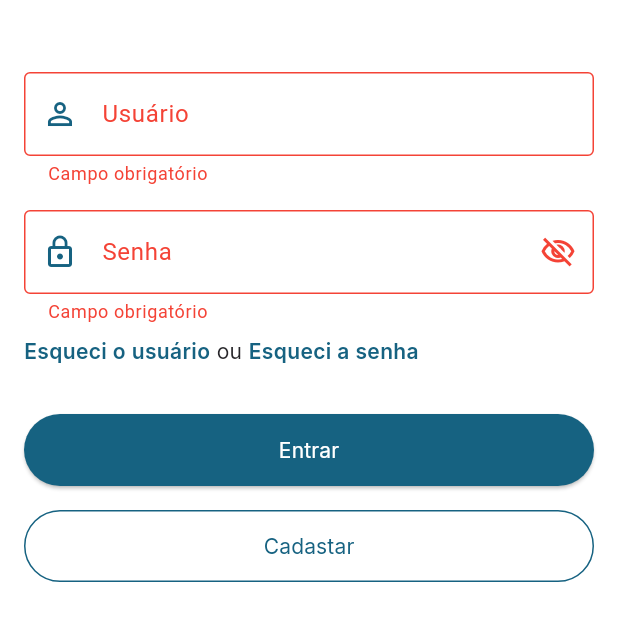
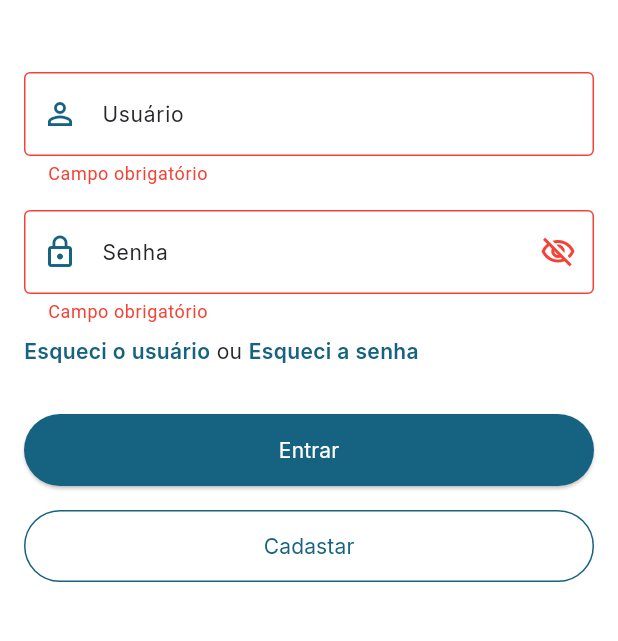
Before and after one commit to nathaliaporcelli/challenge-developer-flutter, a Flutter app: the screen it shows after launch, after a tap on "Entrar", on a phone screen of 412 x 824 dp, the part 558-1199 px from its top. Run offline on Flutter 3.47's test engine with Material 3 defaults, Android fonts, the phone set to English and light mode, and no system bars; our stand-ins replace dio, get_it, go_router, google_fonts.

Commit message:
refactor: context theme extensions

```diff
--- a/lib/src/modules/auth/presenter/pages/widgets/account_recovery_text_widget.dart
+++ b/lib/src/modules/auth/presenter/pages/widgets/account_recovery_text_widget.dart
@@ -1,6 +1,5 @@
+import 'package:design_system/design_system.dart';
 import 'package:flutter/material.dart';
-
-import '../../../../../core/extensions/context_extensions.dart';
 
 class AccountRecoveryText extends StatelessWidget {
   const AccountRecoveryText({super.key});
--- a/lib/src/modules/dashboard/dashboard_page.dart
+++ b/lib/src/modules/dashboard/dashboard_page.dart
@@ -1,6 +1,6 @@
+import 'package:design_system/design_system.dart';
 import 'package:flutter/material.dart';
 
-import '../../core/extensions/context_extensions.dart';
 import 'submodules/menu/presenter/pages/menu_page.dart';
 import 'submodules/menu/presenter/stores/menu_store.dart';
 
--- a/lib/src/modules/dashboard/submodules/menu/presenter/widgets/float_action_add_student_widget.dart
+++ b/lib/src/modules/dashboard/submodules/menu/presenter/widgets/float_action_add_student_widget.dart
@@ -1,6 +1,5 @@
+import 'package:design_system/design_system.dart';
 import 'package:flutter/material.dart';
-
-import '../../../../../../core/extensions/context_extensions.dart';
 
 class FloatActionAddStudent extends StatelessWidget {
   const FloatActionAddStudent({super.key});
--- a/lib/src/modules/dashboard/submodules/menu/presenter/widgets/menu_app_bar.dart
+++ b/lib/src/modules/dashboard/submodules/menu/presenter/widgets/menu_app_bar.dart
@@ -1,6 +1,5 @@
+import 'package:design_system/design_system.dart';
 import 'package:flutter/material.dart';
-
-import '../../../../../../core/extensions/context_extensions.dart';
 
 class MenuAppBar extends StatelessWidget implements PreferredSizeWidget {
   final String title;
--- a/lib/src/modules/dashboard/submodules/menu/presenter/widgets/student_card_widget.dart
+++ b/lib/src/modules/dashboard/submodules/menu/presenter/widgets/student_card_widget.dart
@@ -1,6 +1,6 @@
+import 'package:design_system/design_system.dart';
 import 'package:flutter/material.dart';
 
-import '../../../../../../core/extensions/context_extensions.dart';
 import '../../domain/entities/student_entity.dart';
 
 class StudentCard extends StatelessWidget {
--- a/lib/src/modules/splash/presenter/pages/splash_page.dart
+++ b/lib/src/modules/splash/presenter/pages/splash_page.dart
@@ -14,10 +14,11 @@ class SplashPage extends StatefulWidget {
 class _SplashPageState extends State<SplashPage> {
   @override
   void initState() {
+    super.initState();
+
     Future.delayed(const Duration(seconds: 2), () {
       context.go(Routes.login.path);
     });
-    super.initState();
   }
 
   @override
--- a/packages/design_system/lib/src/common/common.dart
+++ b/packages/design_system/lib/src/common/common.dart
@@ -1,4 +1,5 @@
 export 'constants/cesla_images.dart';
 export 'extensions/cesla_text_styles_extension.dart';
+export 'extensions/context_theme_extensions.dart';
 export 'settings/system_chrome_settings.dart';
 export 'themes/cesla_theme.dart';
--- a/lib/src/core/extensions/context_extensions.dart
+++ b/packages/design_system/lib/src/common/extensions/context_theme_extensions.dart
@@ -1,5 +1,6 @@
-import 'package:design_system/design_system.dart';
 import 'package:flutter/material.dart';
+
+import '../../../design_system.dart';
 
 extension ContextThemeExtension on BuildContext {
   CeslaTextStylesExtension get texts => Theme.of(this).extension<CeslaTextStylesExtension>()!;
--- a/packages/design_system/lib/src/widgets/buttons/cesla_elevated_button_widget.dart
+++ b/packages/design_system/lib/src/widgets/buttons/cesla_elevated_button_widget.dart
@@ -1,7 +1,7 @@
 import 'package:flutter/material.dart';
 
 import '../../common/colors/cesla_color_scheme.dart';
-import '../../common/extensions/cesla_text_styles_extension.dart';
+import '../../common/extensions/context_theme_extensions.dart';
 
 class CeslaElevatedButton extends StatelessWidget {
   final String title;
@@ -27,9 +27,9 @@ class CeslaElevatedButton extends StatelessWidget {
         ),
         child: Text(
           title,
-          style: Theme.of(context).extension<CeslaTextStylesExtension>()!.label.copyWith(
-                color: CeslaThemeColors.white,
-              ),
+          style: context.texts.label.copyWith(
+            color: CeslaThemeColors.white,
+          ),
         ),
       ),
     );
--- a/packages/design_system/lib/src/widgets/buttons/cesla_outlined_button_widget.dart
+++ b/packages/design_system/lib/src/widgets/buttons/cesla_outlined_button_widget.dart
@@ -1,7 +1,7 @@
 import 'package:flutter/material.dart';
 
 import '../../common/colors/cesla_color_scheme.dart';
-import '../../common/extensions/cesla_text_styles_extension.dart';
+import '../../common/extensions/context_theme_extensions.dart';
 
 class CeslaOutlinedButton extends StatelessWidget {
   final String title;
@@ -29,9 +29,9 @@ class CeslaOutlinedButton extends StatelessWidget {
         ),
         child: Text(
           title,
-          style: Theme.of(context).extension<CeslaTextStylesExtension>()!.label.copyWith(
-                color: CeslaThemeColors.primary,
-              ),
+          style: context.texts.label.copyWith(
+            color: CeslaThemeColors.primary,
+          ),
         ),
       ),
     );
--- a/packages/design_system/lib/src/widgets/text_fields/cesla_text_field_widget.dart
+++ b/packages/design_system/lib/src/widgets/text_fields/cesla_text_field_widget.dart
@@ -1,4 +1,6 @@
 import 'package:flutter/material.dart';
+
+import '../../common/extensions/context_theme_extensions.dart';
 
 class CeslaTextField extends StatelessWidget {
   final String labelText;
@@ -38,13 +40,16 @@ class CeslaTextField extends StatelessWidget {
       obscureText: obscureText,
       decoration: InputDecoration(
         border: const OutlineInputBorder(),
-        errorBorder: const OutlineInputBorder(
-          borderSide: BorderSide(color: Colors.red),
+        errorBorder: OutlineInputBorder(
+          borderSide: BorderSide(
+            color: context.colors.error,
+          ),
         ),
-        errorStyle: const TextStyle(
-          color: Colors.red,
+        errorStyle: TextStyle(
+          color: context.colors.error,
         ),
         labelText: labelText,
+        labelStyle: context.texts.label,
         prefixIcon: getPrefixIcon(),
         suffixIcon: getSuffixIcon(),
       ),
```
Also changed, not shown: packages/design_system/lib/src/widgets/toasts/cesla_error_toast.dart (+3 -6 lines).
